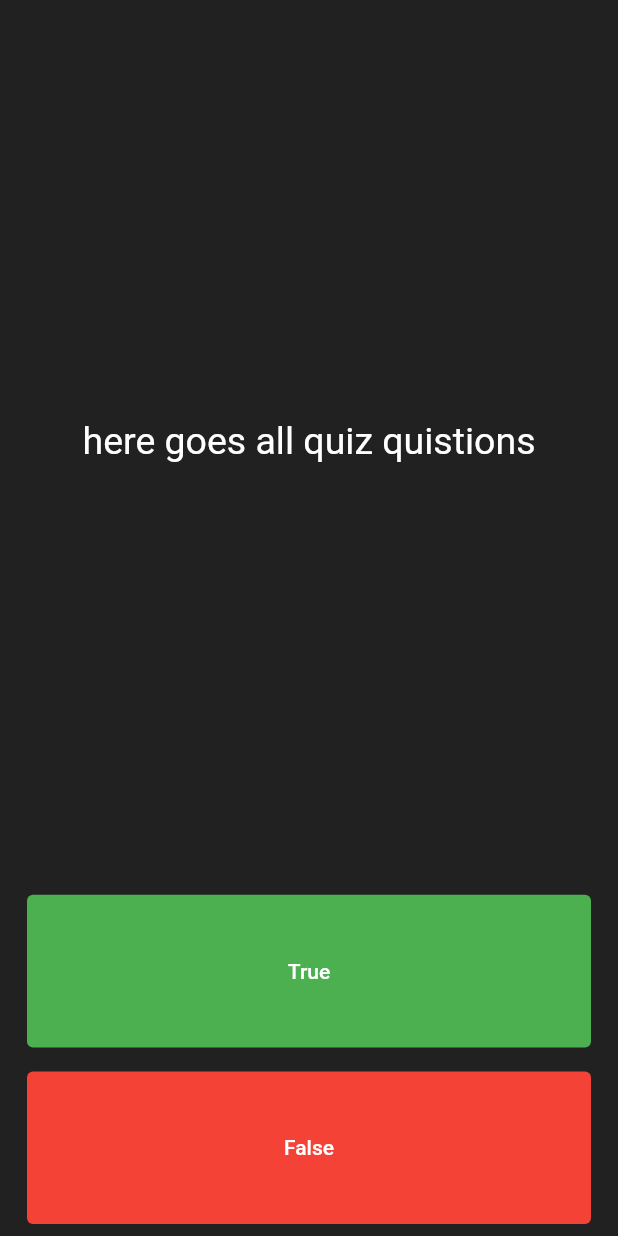
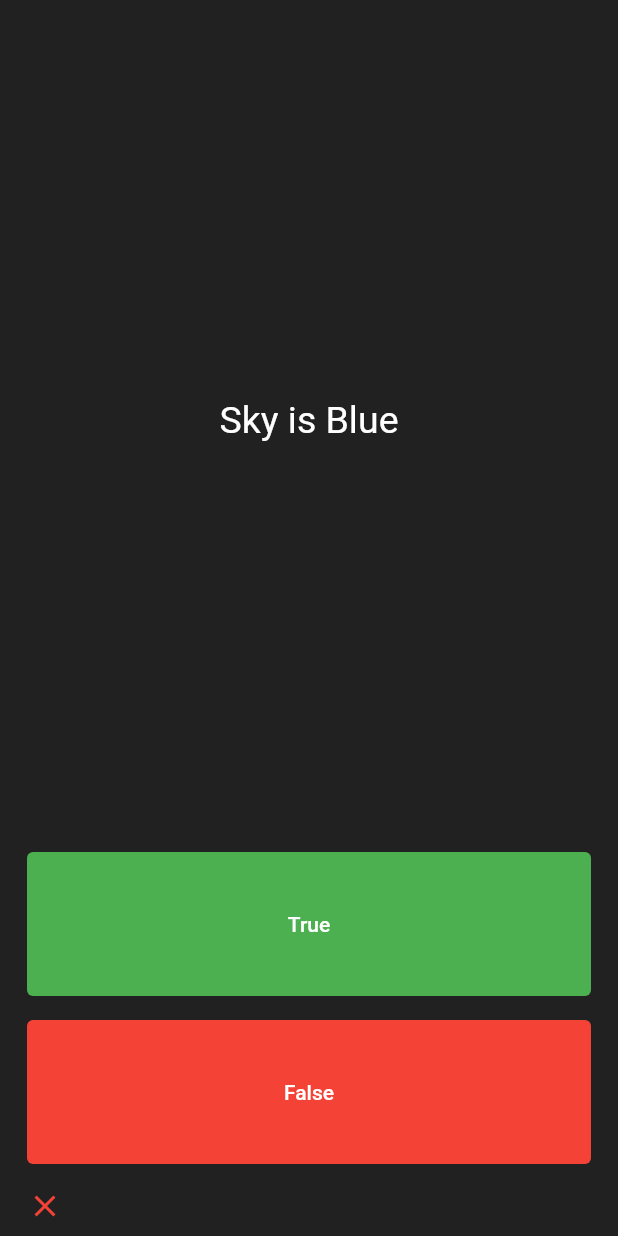
Before and after one commit to eXOffice/quiz_app, a Flutter app: the screen it shows after launch, after a tap on "True", on a phone screen of 412 x 824 dp. Run offline on Flutter 3.47's test engine with Material 2 defaults, Android fonts, the phone set to English and light mode, and no system bars.

Commit message:
add quizBrain class and perfectly Applied Abstraction && Encapsulation method to code

```diff
--- a/lib/main.dart
+++ b/lib/main.dart
@@ -1,4 +1,6 @@
 import 'package:flutter/material.dart';
+// import 'package:quiz_app/question.dart';
+import 'package:quiz_app/quiz_Brain.dart';
 
 void main() {
   runApp(Quiz());
@@ -31,6 +33,10 @@ class QuizPage extends StatefulWidget {
 }
 
 class _QuizPageState extends State<QuizPage> {
+  List<Icon> Store = [];
+
+  QuizBrain quizBrain = QuizBrain();
+
   @override
   Widget build(BuildContext context) {
     return Column(
@@ -41,7 +47,7 @@ class _QuizPageState extends State<QuizPage> {
           flex: 5,
           child: Center(
             child: Text(
-              'here goes all quiz quistions',
+              quizBrain.getQuestionText() ?? '',
               textAlign: TextAlign.center,
               style: (TextStyle(
                 fontSize: 25.0,
@@ -58,7 +64,28 @@ class _QuizPageState extends State<QuizPage> {
                 foregroundColor: Colors.white,
                 backgroundColor: Colors.green,
               ),
-              onPressed: () {},
+              onPressed: () {
+                setState(
+                  () {
+                    if (quizBrain.getAnsText() == true) {
+                      Store.add(
+                        Icon(
+                          Icons.check,
+                          color: Colors.green,
+                        ),
+                      );
+                    } else {
+                      Store.add(
+                        Icon(
+                          Icons.close,
+                          color: Colors.red,
+                        ),
+                      );
+                    }
+                    quizBrain.nextQuestion();
+                  },
+                );
+              },
               child: Text('True'),
             ),
           ),
@@ -72,11 +99,39 @@ class _QuizPageState extends State<QuizPage> {
                 foregroundColor: Colors.white,
                 //padding: EdgeInsets.all(15),
               ),
-              onPressed: () {},
+              onPressed: () {
+                setState(
+                  () {
+                    if (quizBrain.getAnsText() == false) {
+                      Store.add(
+                        Icon(
+                          Icons.check,
+                          color: Colors.green,
+                        ),
+                      );
+                    } else {
+                      Store.add(
+                        Icon(
+                          Icons.close,
+                          color: Colors.red,
+                        ),
+                      );
+                    }
+                    quizBrain.nextQuestion();
+                  },
+                );
+              },
               child: Text('False'),
             ),
           ),
         ),
+        Padding(
+          padding: const EdgeInsets.all(8.0),
+          child: Row(
+              //mainAxisAlignment: MainAxisAlignment.spaceAround,
+              //crossAxisAlignment: CrossAxisAlignment.stretch,
+              children: Store),
+        )
       ],
     );
   }
--- a/lib/question.dart
+++ b/lib/question.dart
@@ -0,0 +1,8 @@
+class Question {
+  String? qText;
+  bool? qAns;
+  Question({String? q, bool? a}) {
+    qText = q;
+    qAns = a;
+  }
+}
--- /dev/null
+++ b/lib/quiz_Brain.dart
@@ -0,0 +1,34 @@
+import 'package:quiz_app/question.dart';
+
+class QuizBrain {
+  int _qNum = 0;
+  List<Question> _questionBank = [
+    Question(q: 'grass is red', a: false),
+    Question(q: 'Sky is Blue', a: true),
+    Question(q: 'we all are run for money', a: true),
+  ];
+
+  List<Question> sportsQuestionBank = <Question>[
+    Question(q: 'Cricket is Most familiar game', a: true),
+    Question(q: 'added women in cricket now', a: true),
+    Question(
+        q: 'football is most popular game till now from the beginning',
+        a: true),
+  ];
+
+  void nextQuestion() {
+    if (_qNum < _questionBank.length - 1) {
+      _qNum++;
+    } else {
+      _qNum = 0;
+    }
+  }
+
+  String? getQuestionText() {
+    return _questionBank[_qNum].qText;
+  }
+
+  bool? getAnsText() {
+    return _questionBank[_qNum].qAns;
+  }
+}
```
